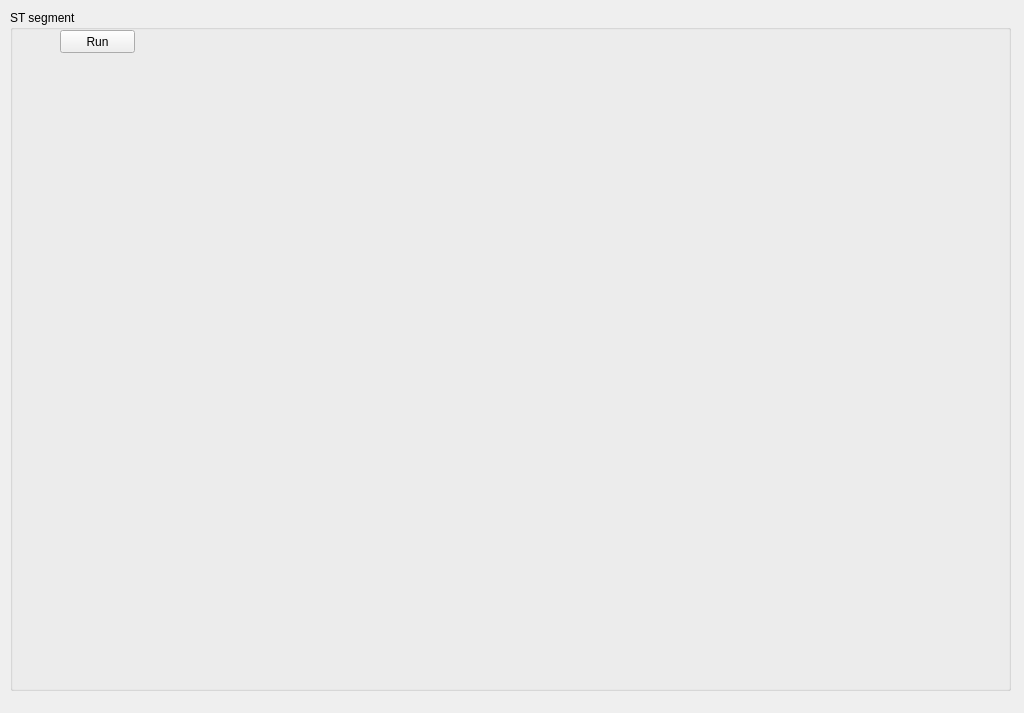
First picture: the form in EcgApplicationCore/View/st_segment_gui.ui, repository KuleszIB/EcgAppCore, before the edit.
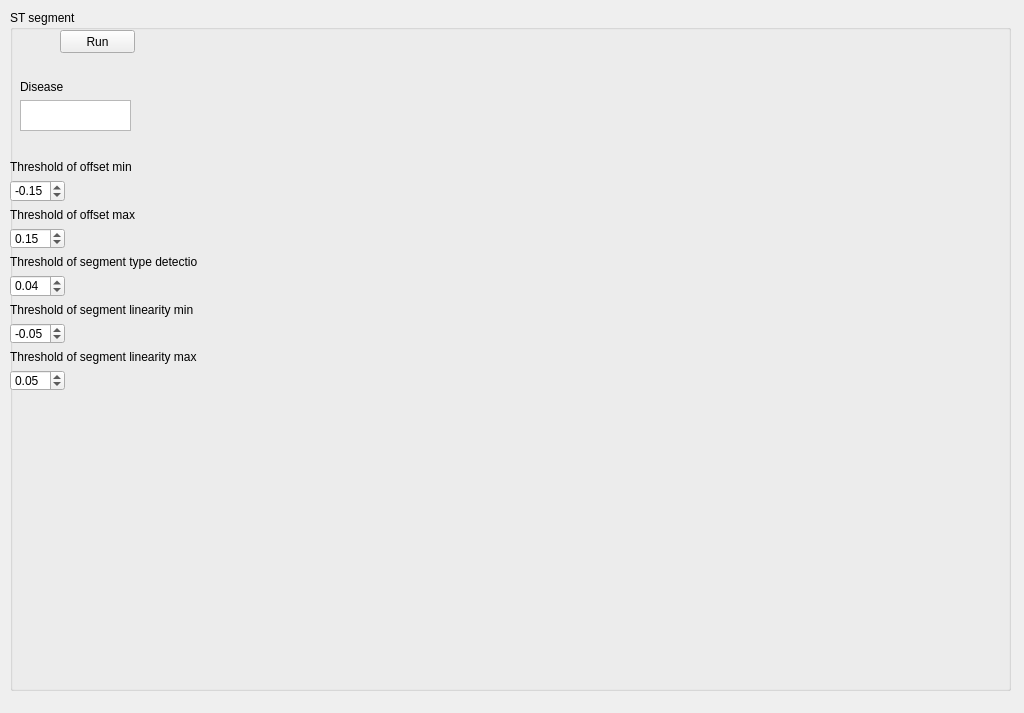
Second picture: the form after the edit.

The edit to the form file:
```diff
--- a/EcgApplicationCore/View/st_segment_gui.ui
+++ b/EcgApplicationCore/View/st_segment_gui.ui
@@ -41,13 +41,182 @@
    <widget class="QWidget" name="ecgPlot" native="true">
     <property name="geometry">
      <rect>
-      <x>10</x>
+      <x>190</x>
       <y>90</y>
-      <width>780</width>
-      <height>310</height>
+      <width>521</width>
+      <height>291</height>
      </rect>
     </property>
    </widget>
+   <widget class="QWidget" name="">
+    <property name="geometry">
+     <rect>
+      <x>10</x>
+      <y>70</y>
+      <width>111</width>
+      <height>51</height>
+     </rect>
+    </property>
+    <layout class="QVBoxLayout" name="verticalLayout">
+     <item>
+      <widget class="QLabel" name="label">
+       <property name="text">
+        <string>Disease</string>
+       </property>
+      </widget>
+     </item>
+     <item>
+      <widget class="QPlainTextEdit" name="disease"/>
+     </item>
+    </layout>
+   </widget>
+   <widget class="QWidget" name="">
+    <property name="geometry">
+     <rect>
+      <x>0</x>
+      <y>150</y>
+      <width>187</width>
+      <height>231</height>
+     </rect>
+    </property>
+    <layout class="QVBoxLayout" name="verticalLayout_2">
+     <item>
+      <layout class="QFormLayout" name="formLayout_5">
+       <item row="0" column="0">
+        <widget class="QLabel" name="label_2">
+         <property name="text">
+          <string>Threshold of offset min</string>
+         </property>
+        </widget>
+       </item>
+       <item row="1" column="0">
+        <widget class="QDoubleSpinBox" name="Treshold_Offset_Min">
+         <property name="minimum">
+          <double>-1.000000000000000</double>
+         </property>
+         <property name="maximum">
+          <double>1.000000000000000</double>
+         </property>
+         <property name="singleStep">
+          <double>0.010000000000000</double>
+         </property>
+         <property name="value">
+          <double>-0.150000000000000</double>
+         </property>
+        </widget>
+       </item>
+      </layout>
+     </item>
+     <item>
+      <layout class="QFormLayout" name="formLayout_4">
+       <item row="0" column="0">
+        <widget class="QLabel" name="label_3">
+         <property name="text">
+          <string>Threshold of offset max</string>
+         </property>
+        </widget>
+       </item>
+       <item row="1" column="0">
+        <widget class="QDoubleSpinBox" name="Treshold_Offset_Max">
+         <property name="minimum">
+          <double>-1.000000000000000</double>
+         </property>
+         <property name="maximum">
+          <double>1.000000000000000</double>
+         </property>
+         <property name="singleStep">
+          <double>0.010000000000000</double>
+         </property>
+         <property name="value">
+          <double>0.150000000000000</double>
+         </property>
+        </widget>
+       </item>
+      </layout>
+     </item>
+     <item>
+      <layout class="QFormLayout" name="formLayout_3">
+       <item row="0" column="0">
+        <widget class="QLabel" name="label_4">
+         <property name="text">
+          <string>Threshold of segment type detection</string>
+         </property>
+        </widget>
+       </item>
+       <item row="1" column="0">
+        <widget class="QDoubleSpinBox" name="Treshold_Detection_Type">
+         <property name="minimum">
+          <double>-1.000000000000000</double>
+         </property>
+         <property name="maximum">
+          <double>1.000000000000000</double>
+         </property>
+         <property name="singleStep">
+          <double>0.010000000000000</double>
+         </property>
+         <property name="value">
+          <double>0.040000000000000</double>
+         </property>
+        </widget>
+       </item>
+      </layout>
+     </item>
+     <item>
+      <layout class="QFormLayout" name="formLayout_2">
+       <item row="0" column="0">
+        <widget class="QLabel" name="label_5">
+         <property name="text">
+          <string>Threshold of segment linearity min</string>
+         </property>
+        </widget>
+       </item>
+       <item row="1" column="0">
+        <widget class="QDoubleSpinBox" name="Treshold_Linearity_Min">
+         <property name="minimum">
+          <double>-1.000000000000000</double>
+         </property>
+         <property name="maximum">
+          <double>1.000000000000000</double>
+         </property>
+         <property name="singleStep">
+          <double>0.010000000000000</double>
+         </property>
+         <property name="value">
+          <double>-0.050000000000000</double>
+         </property>
+        </widget>
+       </item>
+      </layout>
+     </item>
+     <item>
+      <layout class="QFormLayout" name="formLayout">
+       <item row="0" column="0">
+        <widget class="QLabel" name="label_6">
+         <property name="text">
+          <string>Threshold of segment linearity max</string>
+         </property>
+        </widget>
+       </item>
+       <item row="1" column="0">
+        <widget class="QDoubleSpinBox" name="Treshold_Linearity_Max">
+         <property name="minimum">
+          <double>-1.000000000000000</double>
+         </property>
+         <property name="maximum">
+          <double>1.000000000000000</double>
+         </property>
+         <property name="singleStep">
+          <double>0.010000000000000</double>
+         </property>
+         <property name="value">
+          <double>0.050000000000000</double>
+         </property>
+        </widget>
+       </item>
+      </layout>
+     </item>
+    </layout>
+   </widget>
   </widget>
  </widget>
  <resources/>
```
